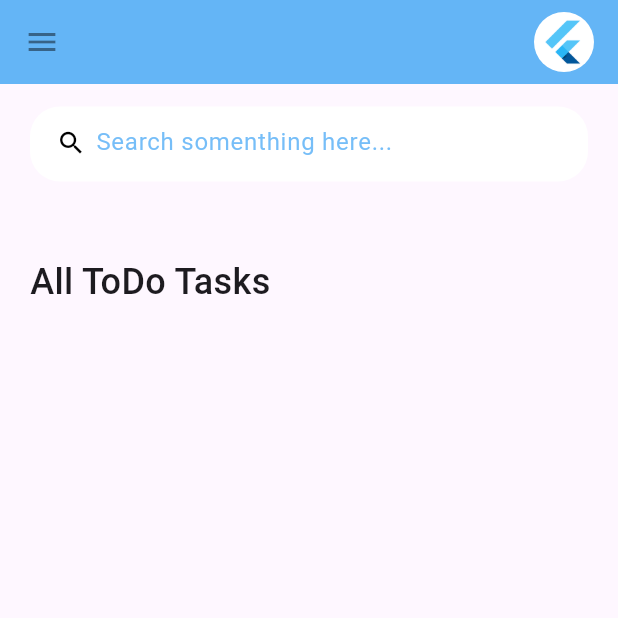
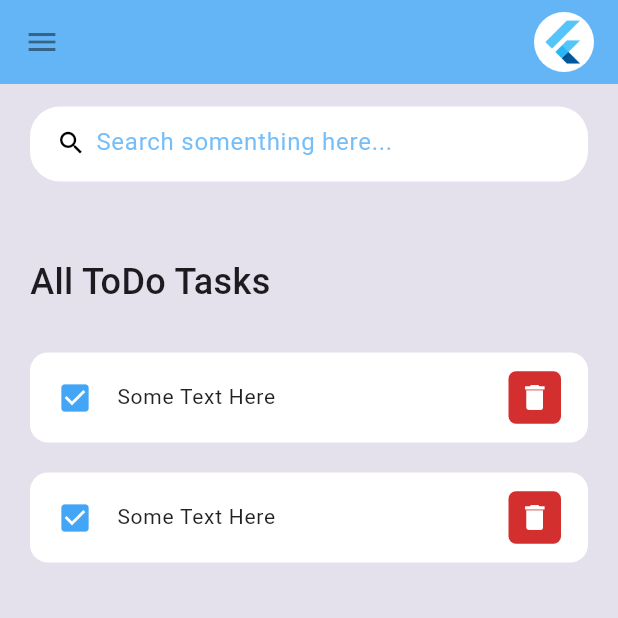
Before and after one commit to VictorHSLito/ToDoApp-Flutter, a Flutter app: the screen it shows after launch, on a phone screen of 412 x 824 dp, the top half of it. Run offline on Flutter 3.47's test engine with Material 3 defaults, Android fonts, the phone set to English and light mode, and no system bars.

Commit message:
feat: Make base style of ToDo item

```diff
--- a/lib/views/screens/home.dart
+++ b/lib/views/screens/home.dart
@@ -1,6 +1,7 @@
 import 'package:flutter/material.dart';
 import 'package:my_app/views/screens/app_bar.dart';
 import 'package:my_app/views/screens/search.dart';
+import 'package:my_app/widgets/todo_item.dart';
 
 class HomePage extends StatelessWidget {
   const HomePage({super.key});
@@ -8,6 +9,7 @@ class HomePage extends StatelessWidget {
   @override
   Widget build(BuildContext context) {
     return Scaffold(
+      backgroundColor: const Color.fromARGB(255, 229, 225, 236),
       appBar: HomeAppBar(),
       body: Container(
         padding: EdgeInsets.symmetric(vertical: 15, horizontal: 20),
@@ -27,6 +29,8 @@ class HomePage extends StatelessWidget {
                       ),
                     ),
                   ),
+                  ToDoItem(),
+                  ToDoItem(),
                 ],
               ),
             ),
--- /dev/null
+++ b/lib/widgets/todo_item.dart
@@ -0,0 +1,43 @@
+import 'package:flutter/material.dart';
+
+class ToDoItem extends StatelessWidget {
+  const ToDoItem({super.key});
+
+  @override
+  Widget build(BuildContext context) {
+    return Padding(
+      padding: EdgeInsets.symmetric(horizontal: 0),
+      child: Container(
+        margin: EdgeInsets.symmetric(vertical: 10),
+        child: ListTile(
+          contentPadding: EdgeInsets.symmetric(horizontal: 18, vertical: 2),
+          leading: Icon(Icons.check_box, color: Colors.blue[400]),
+          tileColor: Colors.white,
+          shape: RoundedRectangleBorder(
+            borderRadius: BorderRadius.circular(12),
+          ),
+          onTap: () {},
+          title: Text(
+            "Some Text Here",
+            style: TextStyle(fontSize: 14, color: Colors.black87),
+          ),
+          trailing: Container(
+            height: 35,
+            width: 35,
+            decoration: BoxDecoration(
+              shape: BoxShape.rectangle,
+              borderRadius: BorderRadius.circular(5),
+              color: Colors.red[700],
+            ),
+            child: IconButton(
+              iconSize: 22,
+              padding: EdgeInsets.all(0),
+              onPressed: () {},
+              icon: Icon(Icons.delete, color: Colors.white),
+            ),
+          ),
+        ),
+      ),
+    );
+  }
+}
```
Also changed, not shown: lib/main.dart (+6 -1 lines).
